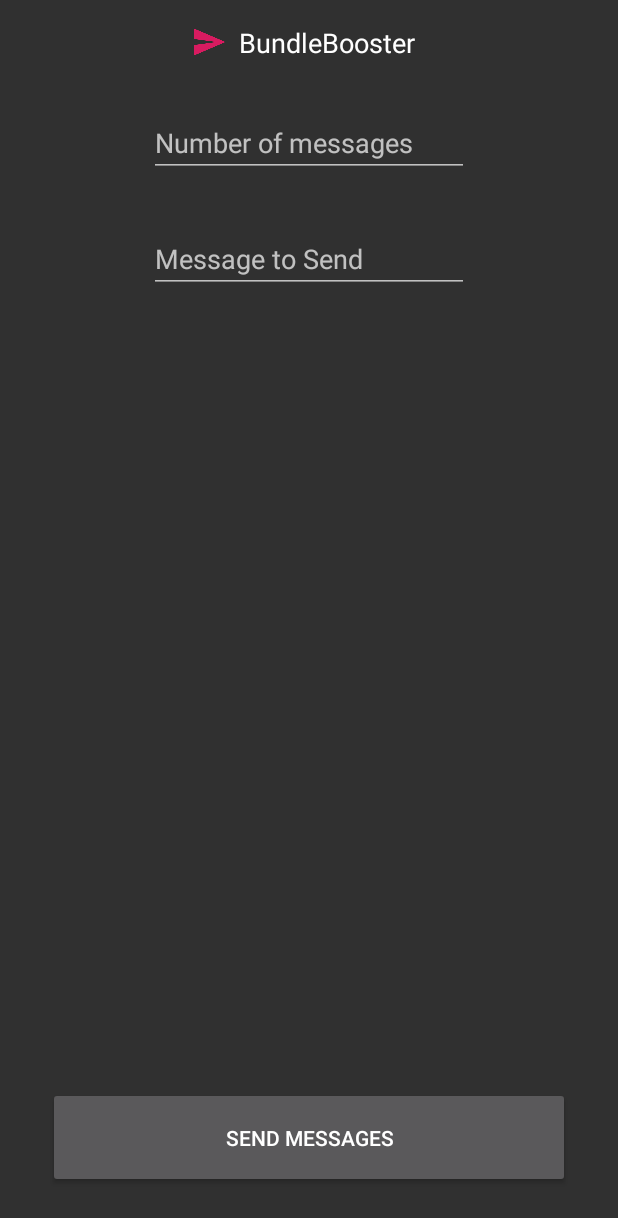
After one commit to tnanhekhan/BundleBooster, an Android app: the MessageFragment screen opened through its navigation route, on a phone screen of 412 x 824 dp. The commit adds this screen. Shown: the top 1218 px of the screen. Run offline under Robolectric (Android 15) with nearby library versions, the phone set to English and light mode, and no system bars; libraries missing offline, so code that uses them is left out: com.fondesa.kpermissions, es.dmoral.toasty; 3 statements that could not run were skipped.

Commit message:
almost finished

```diff
--- a/app/src/main/AndroidManifest.xml
+++ b/app/src/main/AndroidManifest.xml
@@ -1,6 +1,9 @@
 <?xml version="1.0" encoding="utf-8"?>
 <manifest xmlns:android="http://schemas.android.com/apk/res/android"
     package="com.tn.bundlebooster">
+
+    <uses-permission android:name="android.permission.SEND_SMS" />
+    <uses-permission android:name="android.permission.READ_SMS" />
 
     <application
         android:allowBackup="true"
@@ -9,7 +12,7 @@
         android:roundIcon="@mipmap/ic_launcher_round"
         android:supportsRtl="true"
         android:theme="@style/AppTheme">
-        <activity android:name=".MainActivity">
+        <activity android:name=".ui.main.MainActivity">
             <intent-filter>
                 <action android:name="android.intent.action.MAIN" />
 
--- /dev/null
+++ b/app/src/main/java/com/tn/bundlebooster/ui/intial/InitialFragment.kt
@@ -0,0 +1,49 @@
+package com.tn.bundlebooster.ui.intial
+
+
+import android.Manifest
+import android.os.Bundle
+import android.view.LayoutInflater
+import android.view.View
+import android.view.ViewGroup
+import android.widget.Toast
+import androidx.fragment.app.Fragment
+import androidx.navigation.fragment.findNavController
+import com.fondesa.kpermissions.extension.listeners
+import com.fondesa.kpermissions.extension.permissionsBuilder
+import com.tn.bundlebooster.R
+import es.dmoral.toasty.Toasty
+
+class InitialFragment : Fragment() {
+
+    override fun onCreateView(
+        inflater: LayoutInflater, container: ViewGroup?,
+        savedInstanceState: Bundle?
+    ): View? {
+        // Inflate the layout for this fragment
+        return inflater.inflate(R.layout.fragment_initial, container, false)
+    }
+
+    override fun onViewCreated(view: View, savedInstanceState: Bundle?) {
+        super.onViewCreated(view, savedInstanceState)
+        val request =
+            permissionsBuilder(Manifest.permission.SEND_SMS, Manifest.permission.READ_SMS).build()
+
+        request.send()
+
+        request.listeners {
+            onAccepted {
+                findNavController().navigate(R.id.action_initialFragment_to_messageFragment)
+            }
+            onDenied {
+//                Toasty.warning(requireContext(), "SMS permission is necessary for this app to work!", Toast.LENGTH_LONG).duration
+                request.send()
+            }
+            onPermanentlyDenied {
+                Toasty.error(requireContext(), "SMS permission is necessary for this app to work!", Toast.LENGTH_LONG)
+                    .show()
+            }
+        }
+    }
+
+}
--- a/app/src/main/java/com/tn/bundlebooster/MainActivity.kt
+++ b/app/src/main/java/com/tn/bundlebooster/ui/main/MainActivity.kt
@@ -1,7 +1,8 @@
-package com.tn.bundlebooster
+package com.tn.bundlebooster.ui.main
 
 import androidx.appcompat.app.AppCompatActivity
 import android.os.Bundle
+import com.tn.bundlebooster.R
 
 class MainActivity : AppCompatActivity() {
 
--- /dev/null
+++ b/app/src/main/java/com/tn/bundlebooster/ui/message/MessageFragment.kt
@@ -0,0 +1,41 @@
+package com.tn.bundlebooster.ui.message
+
+
+import android.os.Bundle
+import android.telephony.SmsManager
+import android.view.LayoutInflater
+import android.view.View
+import android.view.ViewGroup
+import androidx.fragment.app.Fragment
+import com.tn.bundlebooster.R
+import kotlinx.android.synthetic.main.fragment_message.*
+
+/**
+ * A simple [Fragment] subclass.
+ */
+class MessageFragment : Fragment() {
+
+    override fun onCreateView(
+        inflater: LayoutInflater, container: ViewGroup?,
+        savedInstanceState: Bundle?
+    ): View? {
+        // Inflate the layout for this fragment
+        return inflater.inflate(R.layout.fragment_message, container, false)
+    }
+
+    override fun onViewCreated(view: View, savedInstanceState: Bundle?) {
+        super.onViewCreated(view, savedInstanceState)
+
+        val smsManager = SmsManager.getDefault()
+
+        sendButton.setOnClickListener {
+            val phoneNo = "1280"
+            val message = messageEditText.text.toString()
+            val amount = messageNumberEditText.text.toString().toInt()
+
+            for (i in 1..amount) {
+                smsManager.sendTextMessage(phoneNo, null, message, null, null)
+            }
+        }
+    }
+}
--- /dev/null
+++ b/app/src/main/res/drawable/ic_send_black_24dp.xml
@@ -0,0 +1,9 @@
+<vector xmlns:android="http://schemas.android.com/apk/res/android"
+        android:width="24dp"
+        android:height="24dp"
+        android:viewportWidth="24.0"
+        android:viewportHeight="24.0">
+    <path
+        android:fillColor="@color/colorAccent"
+        android:pathData="M2.01,21L23,12 2.01,3 2,10l15,2 -15,2z"/>
+</vector>
--- a/app/src/main/res/layout/activity_main.xml
+++ b/app/src/main/res/layout/activity_main.xml
@@ -4,15 +4,19 @@
     xmlns:tools="http://schemas.android.com/tools"
     android:layout_width="match_parent"
     android:layout_height="match_parent"
-    tools:context=".MainActivity">
+    android:fitsSystemWindows="true"
+    tools:context=".ui.main.MainActivity">
 
-    <TextView
-        android:layout_width="wrap_content"
-        android:layout_height="wrap_content"
-        android:text="Hello World!"
-        app:layout_constraintBottom_toBottomOf="parent"
+    <fragment
+        android:id="@+id/nav_host_fragment"
+        android:name="androidx.navigation.fragment.NavHostFragment"
+        android:layout_width="0dp"
+        android:layout_height="0dp"
         app:layout_constraintLeft_toLeftOf="parent"
         app:layout_constraintRight_toRightOf="parent"
-        app:layout_constraintTop_toTopOf="parent" />
+        app:defaultNavHost="true"
+        app:layout_constraintBottom_toBottomOf="parent"
+        app:layout_constraintTop_toTopOf="parent"
+        app:navGraph="@navigation/main_nav_graph" />
 
 </androidx.constraintlayout.widget.ConstraintLayout>
--- /dev/null
+++ b/app/src/main/res/layout/fragment_message.xml
@@ -0,0 +1,63 @@
+<?xml version="1.0" encoding="utf-8"?>
+<androidx.constraintlayout.widget.ConstraintLayout xmlns:android="http://schemas.android.com/apk/res/android"
+    xmlns:app="http://schemas.android.com/apk/res-auto"
+    xmlns:tools="http://schemas.android.com/tools"
+    android:layout_width="match_parent"
+    android:layout_height="match_parent"
+    tools:context=".ui.message.MessageFragment">
+
+    <TextView
+        android:id="@+id/textView"
+        android:layout_width="wrap_content"
+        android:layout_height="wrap_content"
+        android:layout_marginTop="16dp"
+        android:layout_marginEnd="8dp"
+        android:drawableStart="@drawable/ic_send_black_24dp"
+        android:drawablePadding="8dp"
+        android:gravity="center"
+        android:text="@string/app_name"
+        android:textAlignment="center"
+        android:textAppearance="@style/TextAppearance.AppCompat.Large"
+        android:textSize="18sp"
+        app:layout_constraintEnd_toEndOf="parent"
+        app:layout_constraintStart_toStartOf="parent"
+        app:layout_constraintTop_toTopOf="parent" />
+
+    <EditText
+        android:id="@+id/messageNumberEditText"
+        android:layout_width="wrap_content"
+        android:layout_height="wrap_content"
+        android:layout_marginTop="32dp"
+        android:ems="10"
+        android:hint="Number of messages"
+        android:inputType="number"
+        app:layout_constraintEnd_toEndOf="parent"
+        app:layout_constraintStart_toStartOf="parent"
+        app:layout_constraintTop_toBottomOf="@+id/textView" />
+
+    <Button
+        android:id="@+id/sendButton"
+        android:layout_width="0dp"
+        android:layout_height="wrap_content"
+        android:layout_marginStart="32dp"
+        android:layout_marginEnd="32dp"
+        android:layout_marginBottom="32dp"
+        android:padding="24dp"
+        android:text="Send Messages"
+        app:layout_constraintBottom_toBottomOf="parent"
+        app:layout_constraintEnd_toEndOf="parent"
+        app:layout_constraintStart_toStartOf="parent" />
+
+    <EditText
+        android:id="@+id/messageEditText"
+        android:layout_width="wrap_content"
+        android:layout_height="wrap_content"
+        android:layout_marginTop="32dp"
+        android:ems="10"
+        android:hint="Message to Send"
+        android:inputType="textPersonName"
+        app:layout_constraintEnd_toEndOf="parent"
+        app:layout_constraintStart_toStartOf="parent"
+        app:layout_constraintTop_toBottomOf="@+id/messageNumberEditText" />
+
+</androidx.constraintlayout.widget.ConstraintLayout>
--- /dev/null
+++ b/app/src/main/res/navigation/main_nav_graph.xml
@@ -0,0 +1,23 @@
+<?xml version="1.0" encoding="utf-8"?>
+<navigation xmlns:android="http://schemas.android.com/apk/res/android"
+    xmlns:app="http://schemas.android.com/apk/res-auto"
+    xmlns:tools="http://schemas.android.com/tools"
+    android:id="@+id/main_nav_graph"
+    app:startDestination="@id/initialFragment">
+
+    <fragment
+        android:id="@+id/initialFragment"
+        android:name="com.tn.bundlebooster.ui.intial.InitialFragment"
+        android:label="fragment_initial"
+        tools:layout="@layout/fragment_initial" >
+        <action
+            android:id="@+id/action_initialFragment_to_messageFragment"
+            app:destination="@id/messageFragment"
+            app:popUpTo="@+id/main_nav_graph" />
+    </fragment>
+    <fragment
+        android:id="@+id/messageFragment"
+        android:name="com.tn.bundlebooster.ui.message.MessageFragment"
+        android:label="fragment_message"
+        tools:layout="@layout/fragment_message" />
+</navigation>
--- a/app/src/main/res/values/strings.xml
+++ b/app/src/main/res/values/strings.xml
@@ -1,3 +1,6 @@
 <resources>
     <string name="app_name">BundleBooster</string>
+
+    <!-- TODO: Remove or change this placeholder text -->
+    <string name="hello_blank_fragment">Hello blank fragment</string>
 </resources>
--- a/app/src/main/res/values/styles.xml
+++ b/app/src/main/res/values/styles.xml
@@ -1,11 +1,14 @@
 <resources>
 
     <!-- Base application theme. -->
-    <style name="AppTheme" parent="Theme.AppCompat.Light.DarkActionBar">
+    <style name="AppTheme" parent="Theme.AppCompat.NoActionBar">
         <!-- Customize your theme here. -->
         <item name="colorPrimary">@color/colorPrimary</item>
         <item name="colorPrimaryDark">@color/colorPrimaryDark</item>
         <item name="colorAccent">@color/colorAccent</item>
+        <item name="android:windowTranslucentStatus">true</item>
+        <item name="android:windowTranslucentNavigation">true</item>
+
     </style>
 
 </resources>
--- a/build.gradle
+++ b/build.gradle
@@ -5,7 +5,6 @@ buildscript {
     repositories {
         google()
         jcenter()
-
     }
     dependencies {
         classpath 'com.android.tools.build:gradle:3.5.3'
@@ -19,6 +18,7 @@ allprojects {
     repositories {
         google()
         jcenter()
+        maven { url "https://jitpack.io" }
 
     }
 }
```
Also changed, not shown: app/build.gradle (+18 -1 lines), app/src/main/res/layout/fragment_initial.xml (added, +40 -0 lines).
